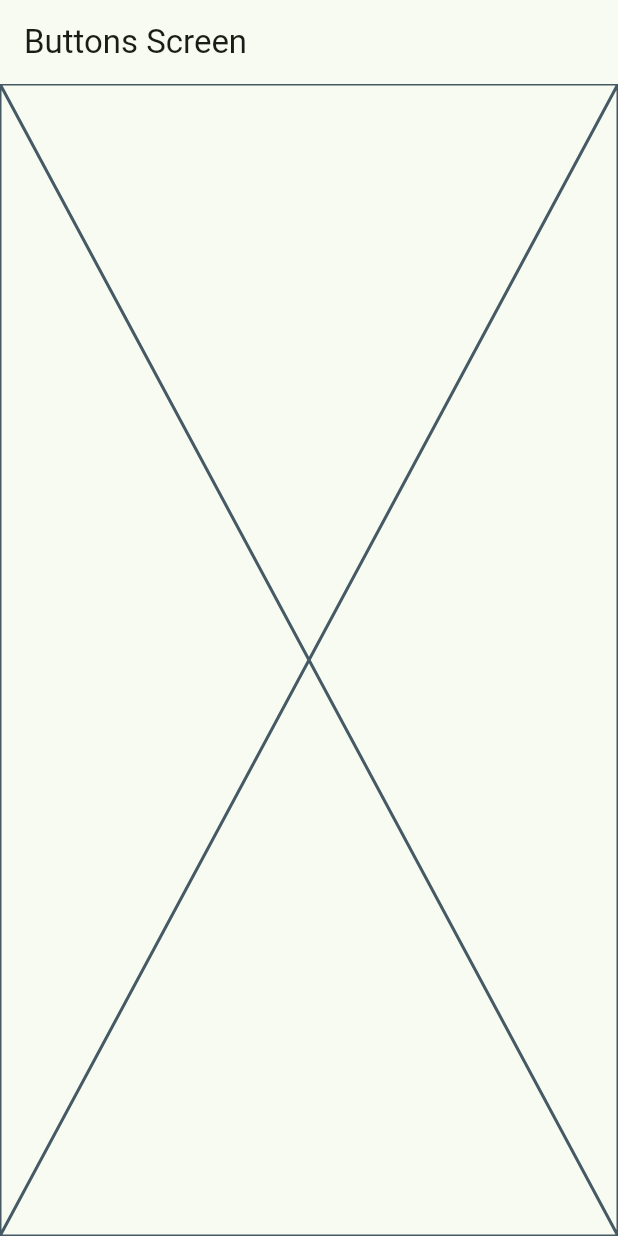
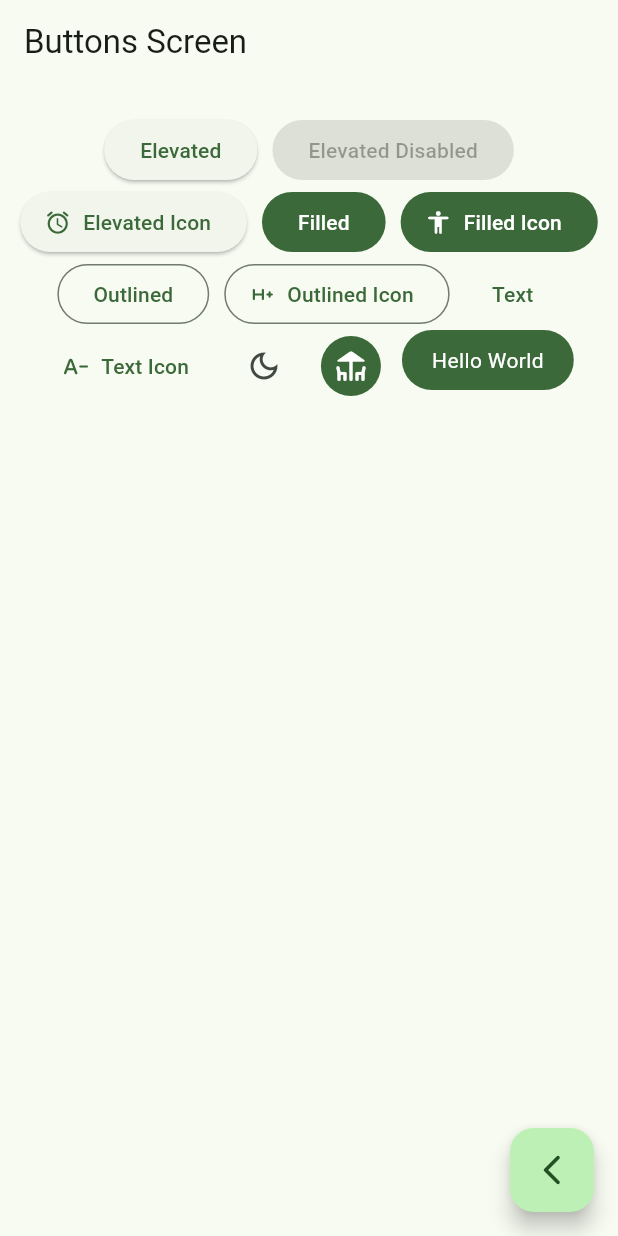
Before and after one commit to quiquex222333/widgets_app, a Flutter app: the ButtonsScreen screen opened by its route, on a phone screen of 412 x 824 dp. Run offline on Flutter 3.47's test engine with Material 3 defaults, Android fonts, the phone set to English and light mode, and no system bars; our stand-ins replace go_router.

Commit message:
Adding multiple button examples

```diff
--- a/lib/presentation/screens/buttons/buttons_screen.dart
+++ b/lib/presentation/screens/buttons/buttons_screen.dart
@@ -1,4 +1,5 @@
 import 'package:flutter/material.dart';
+import 'package:go_router/go_router.dart';
 
 class ButtonsScreen extends StatelessWidget {
   static const String name = 'buttons_screen';
@@ -11,7 +12,98 @@ class ButtonsScreen extends StatelessWidget {
       appBar: AppBar(
         title: const Text("Buttons Screen"),
       ),
-      body: Placeholder(),
+      body: const _ButtonsView(),
+      floatingActionButton: FloatingActionButton(
+        child: const Icon(Icons.arrow_back_ios_new_rounded),
+        onPressed: () {
+          context.pop();
+        },
+      ),
     );
   }
 }
+
+class _ButtonsView extends StatelessWidget {
+  const _ButtonsView();
+
+  @override
+  Widget build(BuildContext context) {
+    final colors = Theme.of(context).colorScheme;
+
+    return SizedBox(
+      width: double.infinity,
+      child: Padding(
+        padding: const EdgeInsets.symmetric(horizontal: 10, vertical: 20),
+        child: Wrap(
+          spacing: 10,
+          alignment: WrapAlignment.center,
+          children: [
+            ElevatedButton(onPressed: () {}, child: const Text("Elevated")),
+            const ElevatedButton(
+                onPressed: null, child: Text("Elevated Disabled")),
+            ElevatedButton.icon(
+              onPressed: () {},
+              label: const Text("Elevated Icon"),
+              icon: const Icon(Icons.access_alarm_rounded),
+            ),
+            FilledButton(onPressed: () {}, child: const Text("Filled")),
+            FilledButton.icon(
+              onPressed: () {},
+              label: const Text("Filled Icon"),
+              icon: const Icon(Icons.accessibility_rounded),
+            ),
+            OutlinedButton(onPressed: () {}, child: const Text("Outlined")),
+            OutlinedButton.icon(
+              onPressed: () {},
+              label: const Text("Outlined Icon"),
+              icon: const Icon(Icons.h_plus_mobiledata_rounded),
+            ),
+            TextButton(onPressed: () {}, child: const Text("Text")),
+            TextButton.icon(
+              onPressed: () {},
+              label: const Text("Text Icon"),
+              icon: const Icon(Icons.text_decrease_rounded),
+            ),
+            IconButton(
+                onPressed: () {}, icon: const Icon(Icons.dark_mode_outlined)),
+            IconButton(
+              onPressed: () {},
+              icon: const Icon(Icons.deck_rounded),
+              style: ButtonStyle(
+                  backgroundColor: WidgetStatePropertyAll(colors.primary)),
+              color: Colors.white,
+            ),
+
+            // custom butttons
+            const CustomButton()
+          ],
+        ),
+      ),
+    );
+  }
+}
+
+class CustomButton extends StatelessWidget {
+  const CustomButton({super.key});
+
+  @override
+  Widget build(BuildContext context) {
+    final colors = Theme.of(context).colorScheme;
+    return ClipRRect(
+      borderRadius: BorderRadius.circular(20),
+      child: Material(
+        color: colors.primary,
+        child: InkWell(
+          onTap: () {},
+          child: const Padding(
+            padding: EdgeInsets.symmetric(horizontal: 20, vertical: 10),
+            child: Text(
+              "Hello World",
+              style: TextStyle(color: Colors.white),
+            ),
+          ),
+        ),
+      ),
+    );
+  }
+}
```
